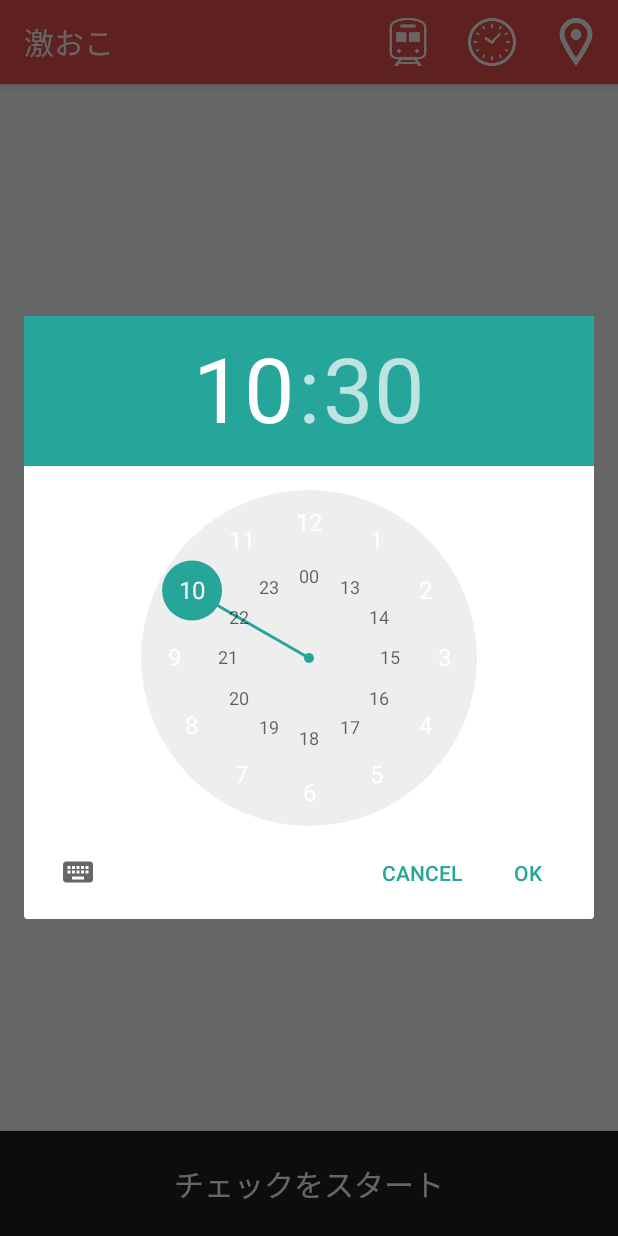
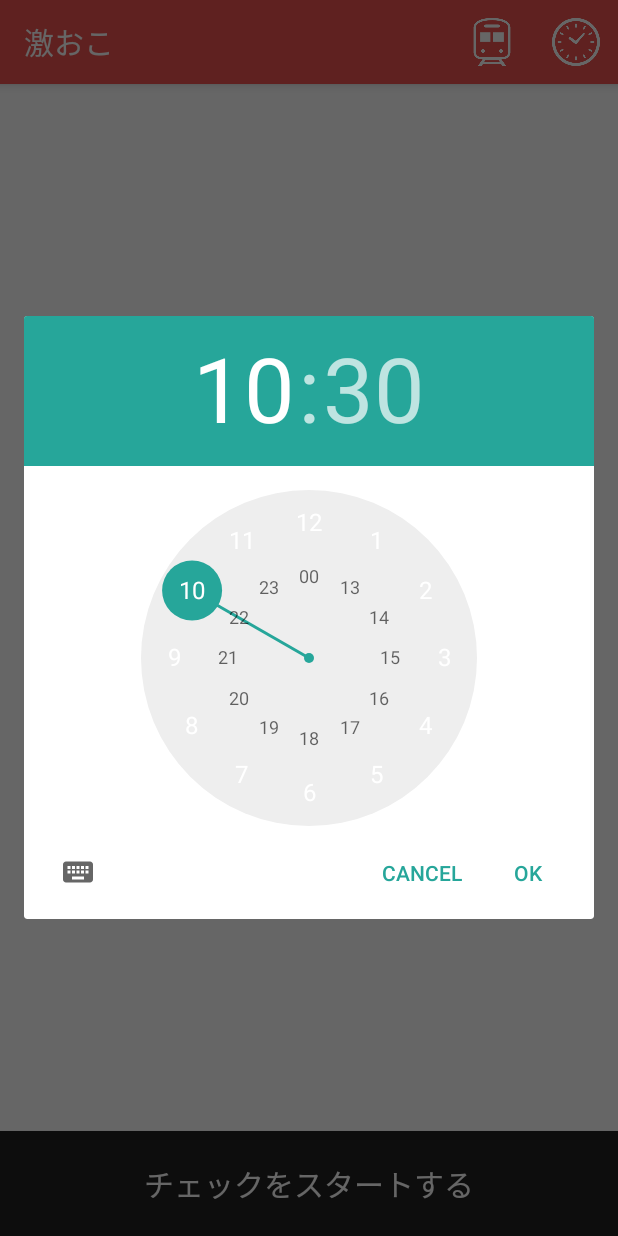
Before and after one commit to TakahiroSuzuki044/TrainAlert, an Android app: the screen it shows after launch (MainActivity), after a tap on "時間を指定", on a phone screen of 412 x 824 dp. Run offline under Robolectric (Android 15) with nearby library versions, the phone set to English and light mode, and no system bars.

Commit message:
リリース用にアプリ機能を調整

```diff
--- a/app/src/main/res/menu/toolbar_menu.xml
+++ b/app/src/main/res/menu/toolbar_menu.xml
@@ -13,10 +13,10 @@
         android:icon="@drawable/time"
         app:showAsAction="always"/>
 
-    <item
-        android:id="@+id/select_location"
-        android:title="@string/set_location"
-        android:icon="@drawable/location"
-        app:showAsAction="always"/>
+    <!--<item-->
+        <!--android:id="@+id/select_location"-->
+        <!--android:title="@string/set_location"-->
+        <!--android:icon="@drawable/location"-->
+        <!--app:showAsAction="always"/>-->
 
 </menu>
--- a/app/src/main/res/values/strings.xml
+++ b/app/src/main/res/values/strings.xml
@@ -3,8 +3,8 @@
     <string name="set_station">駅を指定</string>
     <string name="set_time">時間を指定</string>
     <string name="set_location">現在地を指定</string>
-    <string name="started_check_location">アラームセット中</string>
-    <string name="not_start_check_location">チェックをスタート</string>
+    <string name="started_check_location">アラームセット中。停止はタップ</string>
+    <string name="not_start_check_location">チェックをスタートする</string>
 
     <string name="api_key_for_google_map">AIzaSyDbhaK7f2ZvOwSGqRI9h7R-HmYQaQoXDcw</string>
 </resources>
```
Also changed, not shown: app/src/main/java/com/example/suzukitakahiro/trainalert/Activity/MainActivity.java (+36 -36 lines).
